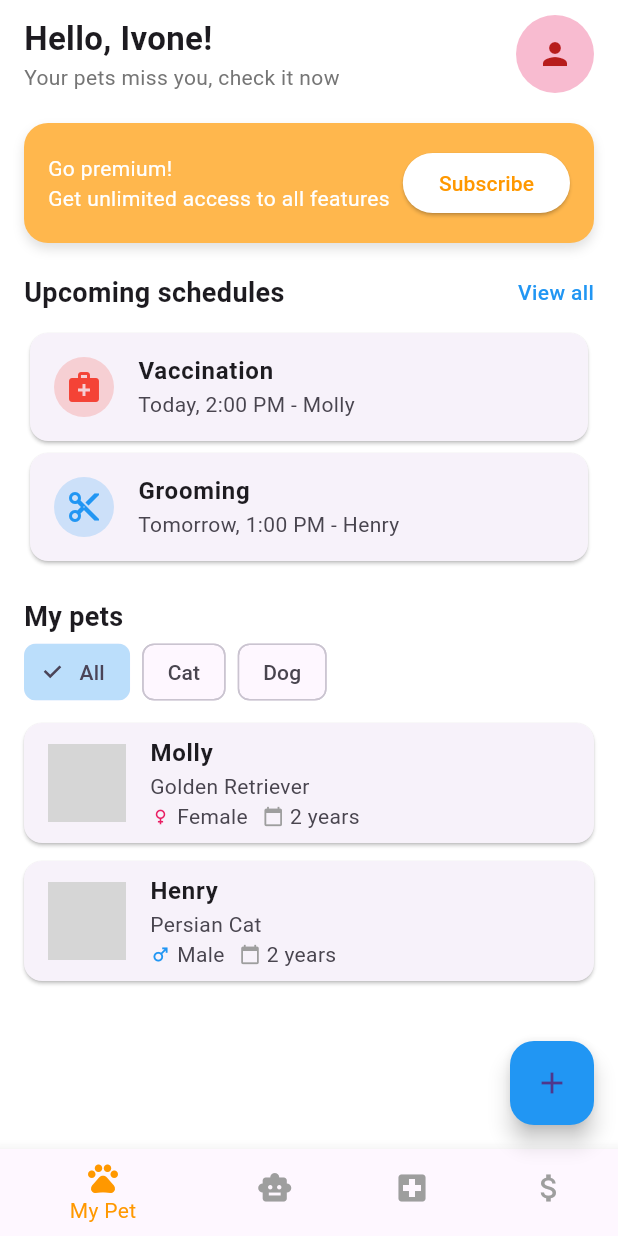
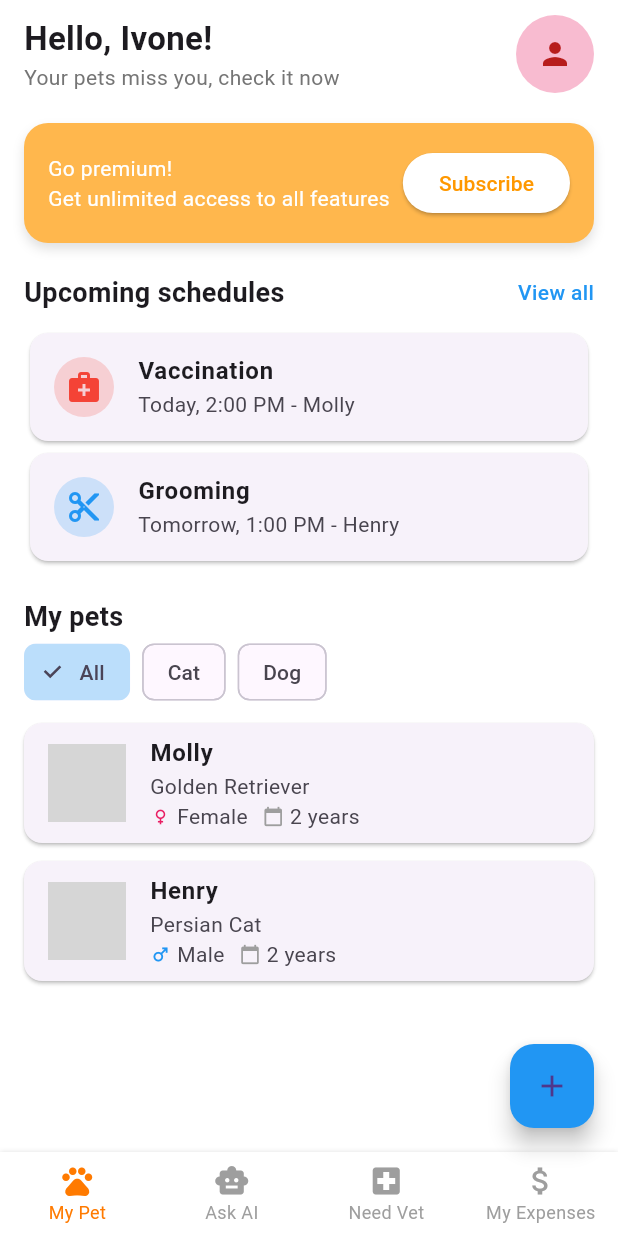
Before and after one commit to liwangivone/PetMigo, a Flutter app: the screen it shows after launch, on a phone screen of 412 x 824 dp. Run offline on Flutter 3.47's test engine with Material 3 defaults, Android fonts, the phone set to English and light mode, and no system bars; our stand-ins replace equatable, flutter_bloc, go_router, pie_chart; accounts and stored records are empty; grey boxes are pictures that could not be loaded.

Commit message:
final commit

```diff
--- a/frontend/lib/main.dart
+++ b/frontend/lib/main.dart
@@ -1,4 +1,6 @@
 import 'package:flutter/material.dart';
+import 'package:flutter_bloc/flutter_bloc.dart';
+import 'package:frontend/bloc/my_expenses_bloc/expenses_bloc.dart';
 import 'views/pages/pages.dart';
 import 'package:go_router/go_router.dart';
 
@@ -53,9 +55,14 @@ class MyApp extends StatelessWidget {
       ],
     );
 
-    return MaterialApp.router(
-      debugShowCheckedModeBanner: false,
-      routerConfig: router,
+    return MultiBlocProvider(
+      providers: [
+        BlocProvider(create: (context) => ExpensesBloc()),
+      ],
+      child: MaterialApp.router(
+        debugShowCheckedModeBanner: false,
+        routerConfig: router,
+      ),
     );
   }
 }
--- a/frontend/lib/views/bottom_navbar.dart
+++ b/frontend/lib/views/pages/bottom_navbar.dart
@@ -37,7 +37,7 @@ class BottomNavbar extends StatelessWidget {
         elevation: 0,
         selectedFontSize: 12,
         unselectedFontSize: 12,
-        selectedItemColor: Color(0xFFFF7A00), // Orange highlight
+        selectedItemColor: const Color(0xFFFF7A00), // Orange highlight
         unselectedItemColor: Colors.grey.shade500,
         currentIndex: currentIndex,
         onTap: (index) => _onTap(context, index),
--- a/frontend/lib/views/pages/home_page.dart
+++ b/frontend/lib/views/pages/home_page.dart
@@ -119,21 +119,8 @@ class HomePage extends StatelessWidget {
           ],
         ),
       ),
-      bottomNavigationBar: BottomNavigationBar(
-        currentIndex: 0,
-        selectedItemColor: Colors.orange,
-        unselectedItemColor: Colors.grey,
-        items: const [
-          BottomNavigationBarItem(
-              icon: Icon(Icons.pets), label: "My Pet"),
-          BottomNavigationBarItem(
-              icon: Icon(Icons.smart_toy), label: "Ask AI"),
-          BottomNavigationBarItem(
-              icon: Icon(Icons.local_hospital), label: "Need Vet"),
-          BottomNavigationBarItem(
-              icon: Icon(Icons.attach_money), label: "My Expenses"),
-        ],
-      ),
+      bottomNavigationBar: const BottomNavbar(currentIndex: 0),
+
       floatingActionButton: FloatingActionButton(
         onPressed: () {},
         backgroundColor: Colors.blue,
```
Also changed, not shown: frontend/lib/views/pages/my_expenses_page.dart (+2 -11 lines).
